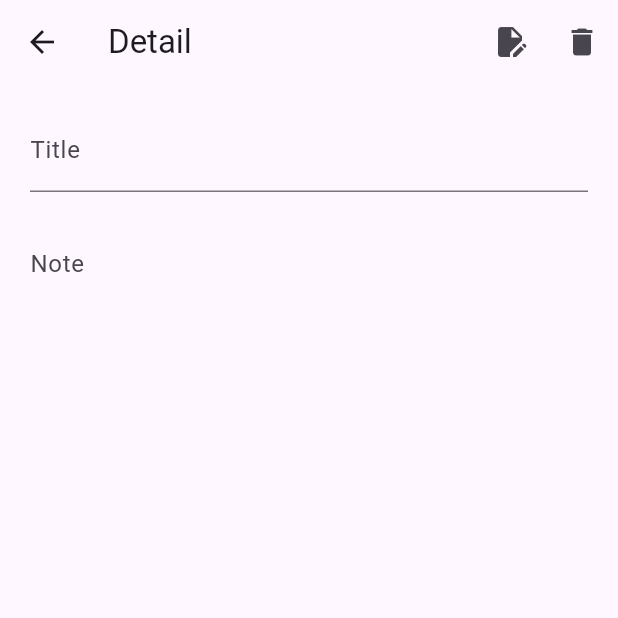
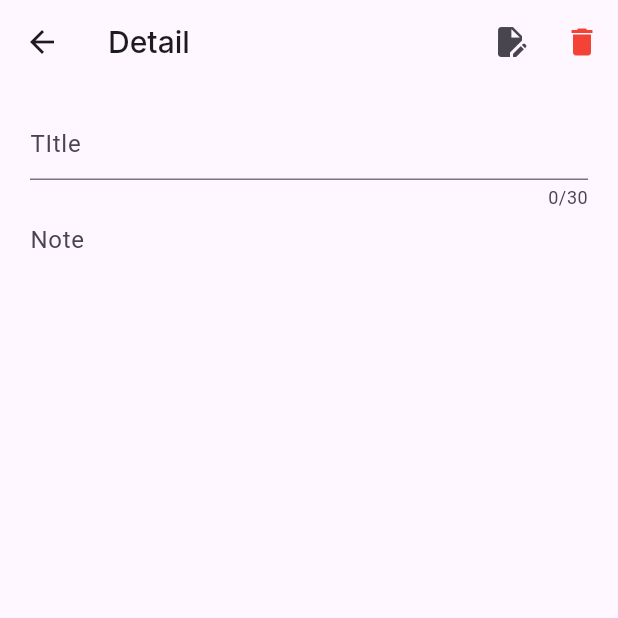
Before and after one commit to YazidBintang27/simple-notes-app-flutter, a Flutter app: the screen it shows after launch, after a tap on the "delete" icon, on a phone screen of 412 x 824 dp, the top half of it. Run offline on Flutter 3.47's test engine with Material 3 defaults, Android fonts, the phone set to English and light mode, and no system bars; our stand-ins replace get, google_fonts.

Commit message:
Development: Add google fonts and add maxlines

```diff
--- a/lib/detail_page.dart
+++ b/lib/detail_page.dart
@@ -1,5 +1,6 @@
 import 'package:flutter/material.dart';
 import 'package:get/get.dart';
+import 'package:google_fonts/google_fonts.dart';
 
 class DetailPage extends StatefulWidget {
   final Map<String, dynamic> data;
@@ -24,14 +25,24 @@ class _DetailPageState extends State<DetailPage> {
   Widget build(BuildContext context) {
     return Scaffold(
       appBar: AppBar(
-        title: Text("Detail"),
+        title: Text(
+          "Detail",
+          style: GoogleFonts.inter(fontWeight: FontWeight.w500, fontSize: 20),
+        ),
         actions: [
           IconButton(
               onPressed: () {
                 Get.back(result: widget.data);
               },
               icon: const Icon(Icons.edit_document)),
-          IconButton(onPressed: () {}, icon: const Icon(Icons.delete))
+          IconButton(
+              onPressed: () {
+                Get.back();
+              },
+              icon: const Icon(
+                Icons.delete,
+                color: Colors.red,
+              ))
         ],
       ),
       body: Container(
@@ -39,19 +50,19 @@ class _DetailPageState extends State<DetailPage> {
         child: Column(
           children: [
             TextField(
+              maxLength: 30,
+              maxLines: 1,
               controller: controllerTitle,
               onChanged: (value) => widget.data['title'] = value,
               decoration: const InputDecoration(
-                  border: UnderlineInputBorder(), label: Text("Title")),
-            ),
-            const SizedBox(
-              height: 20,
+                  border: UnderlineInputBorder(), hintText: 'TItle'),
             ),
             TextField(
+              maxLines: 10,
               controller: controllerNote,
               onChanged: (value) => widget.data['note'] = value,
               decoration: const InputDecoration(
-                  border: InputBorder.none, label: Text("Note")),
+                  border: InputBorder.none, hintText: 'Note'),
             )
           ],
         ),
```
